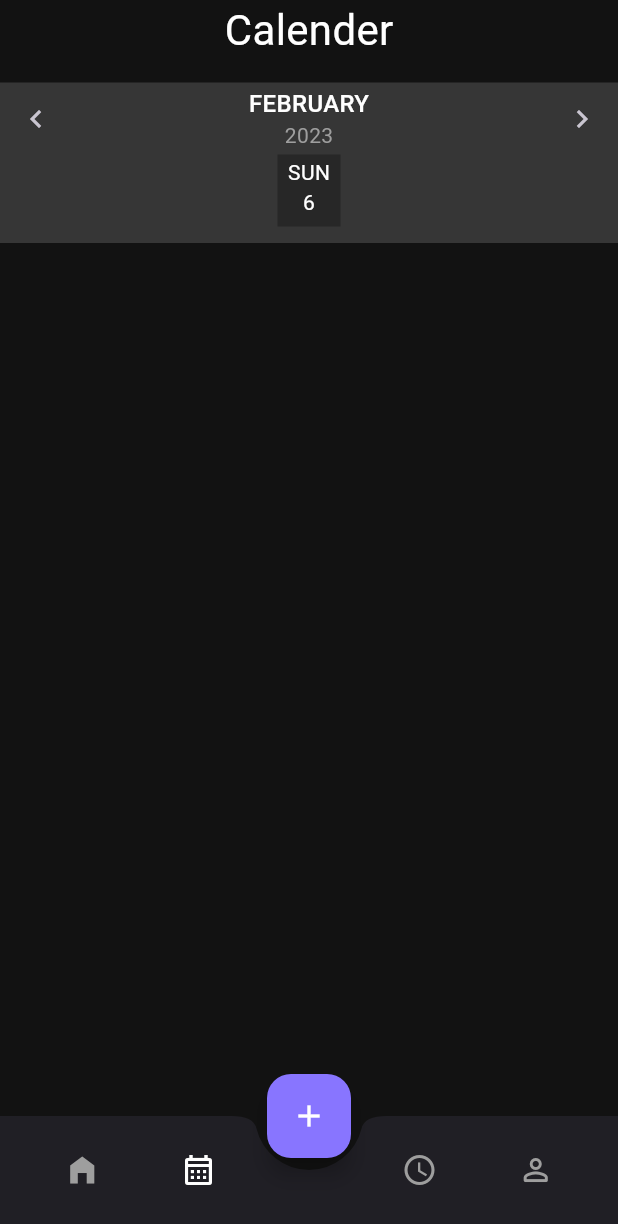
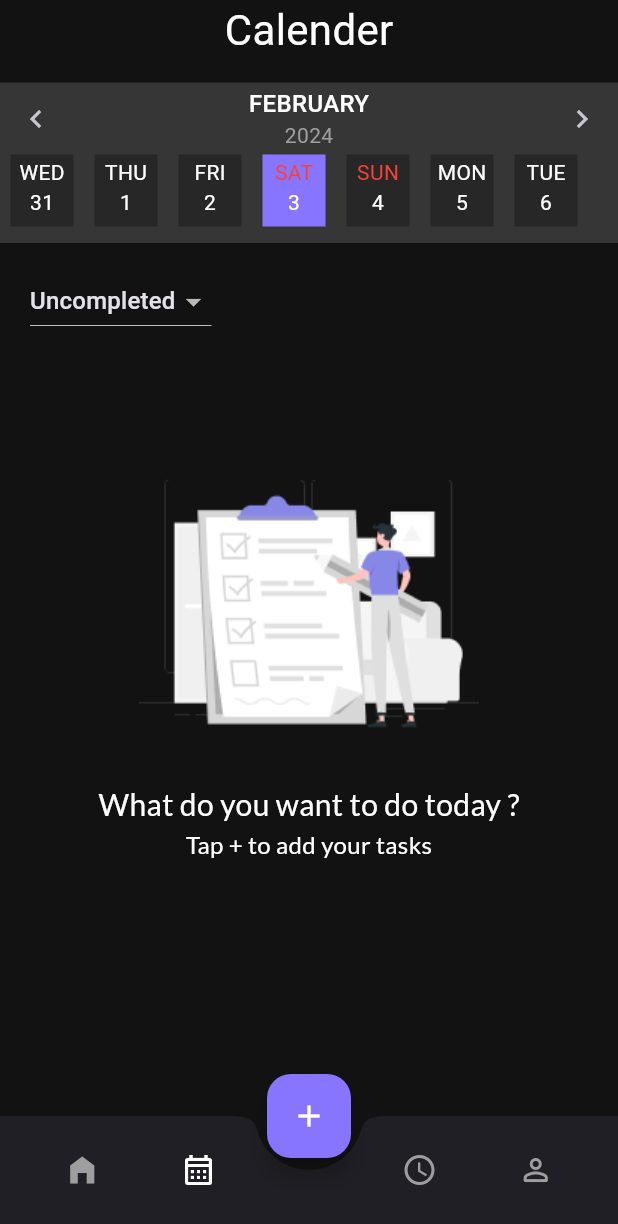
Before and after one commit to DwhizZ/UptToDo_task_manager_app, a Flutter app: the IndexHome screen opened by its route, item 2 of the bottom bar chosen, after a tap on the "chevron left" icon, on a phone screen of 412 x 824 dp. Shown: the top 1224 px of the screen. Run offline on Flutter 3.47's test engine with Material 3 defaults, Android fonts, the phone set to English and light mode, and no system bars; our stand-ins replace cloud_firestore, firebase_auth, firebase_core, flutter_svg, google_fonts, google_sign_in and 4 more; accounts and stored records are empty.

Commit message:
feat: calender view, impreve edit note and add filters and profie ui

```diff
--- a/uptodo_app/lib/src/modules/index/index_home/views/components/calender_view.dart
+++ b/uptodo_app/lib/src/modules/index/index_home/views/components/calender_view.dart
@@ -1,10 +1,93 @@
 import 'package:flutter/material.dart';
+import 'package:intl/intl.dart';
+import 'package:provider/provider.dart';
+import 'package:uptodo_app/src/config/assets_paths.dart';
+import 'package:uptodo_app/src/config/themes/app_colors.dart';
+import 'package:uptodo_app/src/config/themes/app_styles.dart';
+import 'package:uptodo_app/src/modules/index/index_home/model/todo.dart';
+import 'package:uptodo_app/src/modules/index/index_home/provider/todo_provider.dart';
+import 'package:uptodo_app/src/modules/index/index_home/views/components/todo_tile.dart';
 
-class CalenderView extends StatelessWidget {
+class CalenderView extends StatefulWidget {
   const CalenderView({super.key});
 
   @override
+  State<CalenderView> createState() => _CalenderViewState();
+}
+
+class _CalenderViewState extends State<CalenderView> {
+  DateTime _selectedIndex = DateTime.now();
+  List<DateTime> dateList = [];
+  String _selectedTodoState = "Uncompleted";
+
+  @override
+  void initState() {
+    super.initState();
+    getDateList();
+  }
+
+  getDateList() {
+    var now = DateTime.now();
+    _selectedIndex = now;
+    dateList = [
+      now.subtract(const Duration(days: 3)),
+      now.subtract(const Duration(days: 2)),
+      now.subtract(const Duration(days: 1)),
+      now,
+      now.add(const Duration(days: 1)),
+      now.add(const Duration(days: 2)),
+      now.add(const Duration(days: 3)),
+    ];
+    WidgetsBinding.instance.addPostFrameCallback((_) {
+      setState(() {});
+    });
+  }
+
+  addADay(bool inFront) {
+    if (inFront) {
+      _selectedIndex = dateList[4];
+      dateList.removeAt(0);
+      dateList.add(dateList.last.add(const Duration(days: 1)));
+    } else {
+      _selectedIndex = dateList[2];
+      dateList.removeLast();
+      dateList = [
+        dateList.first.subtract(const Duration(days: 1)),
+        ...dateList
+      ];
+    }
+
+    setState(() {});
+  }
+
+  @override
   Widget build(BuildContext context) {
+    final todoProvider = context.watch<TodoProvider>();
+
+    List<Todo> filterList() {
+      final data = todoProvider.todos.where((element) {
+        if (_selectedTodoState == "Uncompleted") {
+          return !element.isDone &&
+              element.dateTime.day == _selectedIndex.day &&
+              element.dateTime.month == _selectedIndex.month &&
+              element.dateTime.year == _selectedIndex.year;
+        } else if (_selectedTodoState == "Completed") {
+          return element.isDone &&
+              element.dateTime.day == _selectedIndex.day &&
+              element.dateTime.month == _selectedIndex.month &&
+              element.dateTime.year == _selectedIndex.year;
+        } else {
+          return element.dateTime.day == _selectedIndex.day &&
+              element.dateTime.month == _selectedIndex.month &&
+              element.dateTime.year == _selectedIndex.year;
+        }
+      });
+
+      return data.toList();
+    }
+
+    final results = filterList();
+
     return Column(
       children: [
         const Text(
@@ -20,55 +103,146 @@ class CalenderView extends StatelessWidget {
           color: const Color(0xFf363636),
           child: Column(
             children: [
+              //First row
               Row(
                 mainAxisAlignment: MainAxisAlignment.spaceBetween,
                 children: [
                   IconButton(
-                    onPressed: () {},
+                    onPressed: () {
+                      addADay(false);
+                    },
                     icon: const Icon(Icons.chevron_left),
                   ),
-                  const Column(
+                  Column(
                     children: [
                       Text(
-                        "FEBRUARY",
-                        style: TextStyle(
+                        // "FEBRUARY",
+                        DateFormat('MMMM').format(_selectedIndex).toUpperCase(),
+                        style: const TextStyle(
                             fontSize: 16, fontWeight: FontWeight.w500),
                       ),
                       Text(
-                        "2023",
-                        style: TextStyle(fontSize: 14, color: Colors.grey),
+                        _selectedIndex.year.toString(),
+                        style:
+                            const TextStyle(fontSize: 14, color: Colors.grey),
                       ),
                     ],
                   ),
                   IconButton(
-                    onPressed: () {},
+                    onPressed: () {
+                      addADay(true);
+                    },
                     icon: const Icon(Icons.chevron_right),
                   ),
                 ],
               ),
-              _buildCalenderDay(),
+              //second row
+              Row(
+                children: [
+                  for (var i in dateList) ...[
+                    _buildCalenderDay(i),
+                  ]
+                ],
+              )
             ],
           ),
         ),
+        const SizedBox(
+          height: 15.0,
+        ),
+
+        //Dropdown for Strings completed, uncompleted and both
+        Align(
+          alignment: Alignment.topLeft,
+          child: Padding(
+            padding: const EdgeInsets.only(left: 20.0),
+            child: DropdownButton<String>(
+                value: _selectedTodoState,
+                items: ["Completed", "Uncompleted", "Both"]
+                    .map((e) => DropdownMenuItem<String>(
+                          value: e,
+                          child: Text(e),
+                        ))
+                    .toList(),
+                onChanged: (value) {
+                  setState(() {
+                    _selectedTodoState = value!;
+                  });
+                }),
+          ),
+        ),
+        const SizedBox(
+          height: 20,
+        ),
+
+        if (results.isEmpty) ...[
+          Padding(
+            padding: const EdgeInsets.only(top: 50),
+            child: Image.asset(AssetsPaths.taskChecklist),
+          ),
+          Text(
+            'What do you want to do today ?',
+            style: AppStyles.bodyStyle.copyWith(fontSize: 20),
+          ),
+          Text(
+            'Tap + to add your tasks',
+            style: AppStyles.bodyStyle,
+          ),
+        ],
+
+        ListView.builder(
+            itemCount: results.length,
+            shrinkWrap: true,
+            itemBuilder: (context, idx) {
+              final todo = results[idx];
+              return TodoTile(todo: todo);
+            }),
 
         //
       ],
     );
   }
 
-  Widget _buildCalenderDay( ) {
+  Widget _buildCalenderDay(DateTime day) {
+    var dayNo = day.day;
+    var dayName = switch (day.weekday) {
+      1 => "MON",
+      2 => "TUE",
+      3 => "WED",
+      4 => "THU",
+      5 => "FRI",
+      6 => "SAT",
+      7 => "SUN",
+      _ => "SUN",
+    };
+
+    print(dayNo);
+    print(dayName);
+
     return Container(
       height: 48,
       width: 42,
-      decoration: const BoxDecoration(
-        color: Color(0xFF272727),
+      margin: const EdgeInsets.symmetric(horizontal: 7),
+      decoration: BoxDecoration(
+        color:
+            _selectedIndex.microsecondsSinceEpoch == day.microsecondsSinceEpoch
+                ? AppColors.primaryPurple
+                : const Color(0xFF272727),
       ),
-      child: const Padding(
-        padding: EdgeInsets.all(2.0),
+      child: Padding(
+        padding: const EdgeInsets.all(2.0),
         child: Column(
           children: [
-            Text("SUN"),
-            Text("6"),
+            Text(
+              dayName,
+              style: TextStyle(
+                  color: switch (dayName) {
+                "SUN" => Colors.red,
+                "SAT" => Colors.red,
+                _ => Colors.white
+              }),
+            ),
+            Text(dayNo.toString()),
           ],
         ),
       ),
--- a/uptodo_app/lib/src/modules/index/index_home/views/components/todo_tile.dart
+++ b/uptodo_app/lib/src/modules/index/index_home/views/components/todo_tile.dart
@@ -31,9 +31,12 @@ class TodoTile extends StatelessWidget {
           children: [
             Row(
               children: [
-                const Padding(
-                    padding: EdgeInsets.only(top: 10, left: 10, right: 10.0),
-                    child: Icon(Icons.circle_outlined)),
+                Padding(
+                    padding:
+                        const EdgeInsets.only(top: 10, left: 10, right: 10.0),
+                    child: todo.isDone
+                        ? const Icon(Icons.circle)
+                        : const Icon(Icons.circle_outlined)),
                 Padding(
                   padding: const EdgeInsets.only(top: 8.0),
                   child: Text(todo.title),
--- a/uptodo_app/lib/src/modules/index/index_home/views/edit_todo.dart
+++ b/uptodo_app/lib/src/modules/index/index_home/views/edit_todo.dart
@@ -1,7 +1,6 @@
 import 'package:flutter/material.dart';
 import 'package:intl/intl.dart';
 import 'package:provider/provider.dart';
-import 'package:uptodo_app/src/config/themes/app_colors.dart';
 import 'package:uptodo_app/src/globals/providers/validator.dart';
 import 'package:uptodo_app/src/globals/utilities/utilities.dart';
 import 'package:uptodo_app/src/globals/widgets/custom_button.dart';
@@ -26,6 +25,7 @@ class _EditTodoPageState extends State<EditTodoPage> with Validator {
   TextEditingController descriptionController = TextEditingController();
   TodoCategory? _selectedCategory;
   int? _selectedPriority;
+  bool? _isDone;
   DateTime? _selectedDate;
   String formattedDate = '';
   Todo? todo;
@@ -44,6 +44,7 @@ class _EditTodoPageState extends State<EditTodoPage> with Validator {
     descriptionController.text = todo!.description;
     _selectedPriority = todo!.priority;
     _selectedDate = todo!.dateTime;
+    _isDone = todo!.isDone;
 
     setState(() {});
   }
@@ -92,7 +93,16 @@ class _EditTodoPageState extends State<EditTodoPage> with Validator {
                   ),
                   Row(
                     children: [
-                      const Icon(Icons.circle_outlined),
+                      InkWell(
+                        onTap: () {
+                          setState(() {
+                            _isDone = !_isDone!;
+                          });
+                        },
+                        child: _isDone == true
+                            ? const Icon(Icons.circle)
+                            : const Icon(Icons.circle_outlined),
+                      ),
                       const SizedBox(
                         width: 21,
                       ),
@@ -331,7 +341,7 @@ class _EditTodoPageState extends State<EditTodoPage> with Validator {
                                   dateTime: _selectedDate!,
                                   category: _selectedCategory!,
                                   priority: _selectedPriority!,
-                                  isDone: todo!.isDone,
+                                  isDone: _isDone ?? false,
                                   id: todo!.id,
                                 );
 
```
